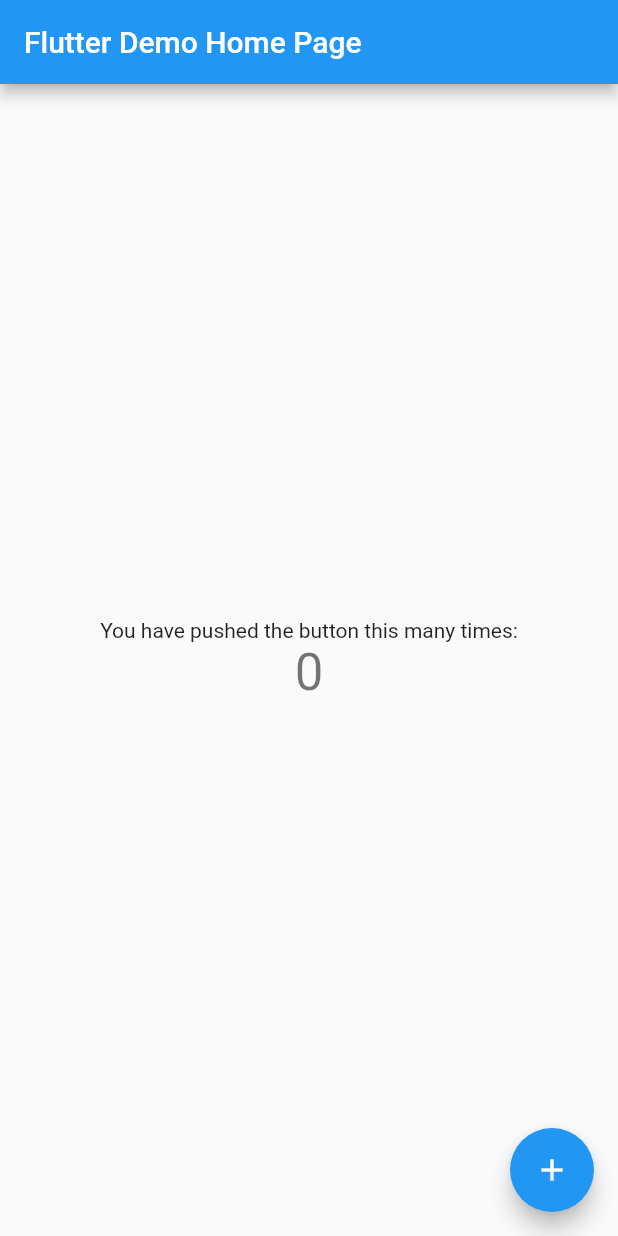
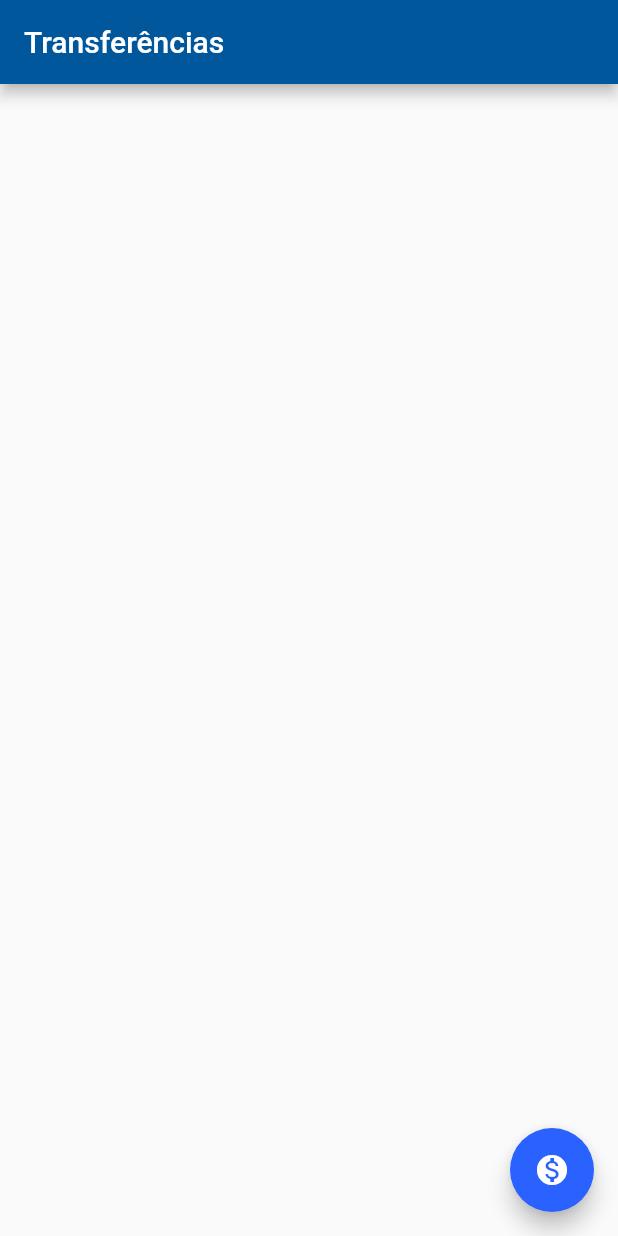
Before and after one commit to andrealoisio/primeiroappflutter, a Flutter app: the screen it shows after launch, on a phone screen of 412 x 824 dp. Run offline on Flutter 3.47's test engine with Material 2 defaults, Android fonts, the phone set to English and light mode, and no system bars.

```diff
--- a/lib/main.dart
+++ b/lib/main.dart
@@ -1,117 +1,21 @@
+import 'package:bytebank/screens/transferencia/lista.dart';
 import 'package:flutter/material.dart';
 
-void main() {
-  runApp(MyApp());
-}
+void main() => runApp(BytebankApp());
 
-class MyApp extends StatelessWidget {
-  // This widget is the root of your application.
+class BytebankApp extends StatelessWidget {
   @override
   Widget build(BuildContext context) {
     return MaterialApp(
-      title: 'Flutter Demo',
       theme: ThemeData(
-        // This is the theme of your application.
-        //
-        // Try running your application with "flutter run". You'll see the
-        // application has a blue toolbar. Then, without quitting the app, try
-        // changing the primarySwatch below to Colors.green and then invoke
-        // "hot reload" (press "r" in the console where you ran "flutter run",
-        // or simply save your changes to "hot reload" in a Flutter IDE).
-        // Notice that the counter didn't reset back to zero; the application
-        // is not restarted.
-        primarySwatch: Colors.blue,
-        // This makes the visual density adapt to the platform that you run
-        // the app on. For desktop platforms, the controls will be smaller and
-        // closer together (more dense) than on mobile platforms.
-        visualDensity: VisualDensity.adaptivePlatformDensity,
+        primaryColor: Colors.lightBlue[900],
+        accentColor: Colors.blueAccent[700],
+        buttonTheme: ButtonThemeData(
+          buttonColor: Colors.blue[900],
+          textTheme: ButtonTextTheme.primary
+        )
       ),
-      home: MyHomePage(title: 'Flutter Demo Home Page'),
+      home: ListaTransferencias(),
     );
   }
 }
-
-class MyHomePage extends StatefulWidget {
-  MyHomePage({Key key, this.title}) : super(key: key);
-
-  // This widget is the home page of your application. It is stateful, meaning
-  // that it has a State object (defined below) that contains fields that affect
-  // how it looks.
-
-  // This class is the configuration for the state. It holds the values (in this
-  // case the title) provided by the parent (in this case the App widget) and
-  // used by the build method of the State. Fields in a Widget subclass are
-  // always marked "final".
-
-  final String title;
-
-  @override
-  _MyHomePageState createState() => _MyHomePageState();
-}
-
-class _MyHomePageState extends State<MyHomePage> {
-  int _counter = 0;
-
-  void _incrementCounter() {
-    setState(() {
-      // This call to setState tells the Flutter framework that something has
-      // changed in this State, which causes it to rerun the build method below
-      // so that the display can reflect the updated values. If we changed
-      // _counter without calling setState(), then the build method would not be
-      // called again, and so nothing would appear to happen.
-      _counter++;
-    });
-  }
-
-  @override
-  Widget build(BuildContext context) {
-    // This method is rerun every time setState is called, for instance as done
-    // by the _incrementCounter method above.
-    //
-    // The Flutter framework has been optimized to make rerunning build methods
-    // fast, so that you can just rebuild anything that needs updating rather
-    // than having to individually change instances of widgets.
-    return Scaffold(
-      appBar: AppBar(
-        // Here we take the value from the MyHomePage object that was created by
-        // the App.build method, and use it to set our appbar title.
-        title: Text(widget.title),
-      ),
-      body: Center(
-        // Center is a layout widget. It takes a single child and positions it
-        // in the middle of the parent.
-        child: Column(
-          // Column is also a layout widget. It takes a list of children and
-          // arranges them vertically. By default, it sizes itself to fit its
-          // children horizontally, and tries to be as tall as its parent.
-          //
-          // Invoke "debug painting" (press "p" in the console, choose the
-          // "Toggle Debug Paint" action from the Flutter Inspector in Android
-          // Studio, or the "Toggle Debug Paint" command in Visual Studio Code)
-          // to see the wireframe for each widget.
-          //
-          // Column has various properties to control how it sizes itself and
-          // how it positions its children. Here we use mainAxisAlignment to
-          // center the children vertically; the main axis here is the vertical
-          // axis because Columns are vertical (the cross axis would be
-          // horizontal).
-          mainAxisAlignment: MainAxisAlignment.center,
-          children: <Widget>[
-            Text(
-              'You have pushed the button this many times:',
-            ),
-            Text(
-              '$_counter',
-              style: Theme.of(context).textTheme.headline4,
-            ),
-          ],
-        ),
-      ),
-      floatingActionButton: FloatingActionButton(
-        onPressed: _incrementCounter,
-        tooltip: 'Increment',
-        child: Icon(Icons.add),
-      ), // This trailing comma makes auto-formatting nicer for build methods.
-    );
-  }
-}
--- /dev/null
+++ b/lib/models/transferencia.dart
@@ -0,0 +1,11 @@
+class Transferencia {
+  final double valor;
+  final int numeroConta;
+
+  Transferencia(this.valor, this.numeroConta);
+
+  @override
+  String toString() {
+    return 'numeroConta: $numeroConta, valor: $valor';
+  }
+}
--- /dev/null
+++ b/lib/screens/transferencia/lista.dart
@@ -0,0 +1,94 @@
+import 'package:bytebank/models/transferencia.dart';
+import 'package:bytebank/screens/transferencia/formulario.dart';
+import 'package:flutter/material.dart';
+
+class ListaTransferencias extends StatefulWidget {
+  final List<Transferencia> _transferencias = List();
+
+  @override
+  State<StatefulWidget> createState() {
+    return ListaTransferenciasState();
+  }
+}
+
+class ListaTransferenciasState extends State<ListaTransferencias> {
+  @override
+  Widget build(BuildContext context) {
+    return Scaffold(
+        appBar: AppBar(
+          title: Text('Transferências'),
+        ),
+        body: ListView.builder(
+          itemCount: widget._transferencias.length,
+          itemBuilder: (context, indice) {
+            final transferencia = widget._transferencias[indice];
+            return ItemTransferencia(transferencia);
+          },
+        ),
+        floatingActionButton: Builder(
+          builder: (context) => FloatingActionButton(
+            onPressed: () {
+              final Future<Transferencia> future =
+                  Navigator.push(context, MaterialPageRoute(builder: (context) {
+                return FormularioTransferencia();
+              }));
+              future.then(
+                (transferencia) {
+                  debugPrint('Cheguei dentro do then');
+                  if (transferencia != null) {
+                    Future.delayed(Duration(seconds: 2), () {
+                      setState(() {
+                        widget._transferencias.add(transferencia);
+                      });
+                      Scaffold.of(context).showSnackBar(
+                          SnackBar(content: Text('Are you talkin\' to me?')));
+                    });
+                  }
+                },
+              );
+            },
+            child: Icon(Icons.monetization_on),
+          ),
+        )
+
+        /*FloatingActionButton(
+        onPressed: () {
+          final Future<Transferencia> future =
+              Navigator.push(context, MaterialPageRoute(builder: (context) {
+            return FormularioTransferencia();
+          }));
+          future.then((transferencia) {
+            debugPrint('Cheguei dentro do then');
+            if (transferencia != null) {
+              Future.delayed(Duration(seconds: 2), () {
+                setState(() {
+                  widget._transferencias.add(transferencia);
+                });
+                Scaffold.of(context).showSnackBar(
+                    SnackBar(content: Text('Are you talkin\' to me?')));
+              });
+            }
+          });
+        },
+        child: Icon(Icons.monetization_on),
+      ), */
+        );
+  }
+}
+
+class ItemTransferencia extends StatelessWidget {
+  final Transferencia _transferencia;
+
+  const ItemTransferencia(this._transferencia);
+
+  @override
+  Widget build(BuildContext context) {
+    return Card(
+      child: ListTile(
+        leading: Icon(Icons.monetization_on),
+        title: Text(_transferencia.valor.toString()),
+        subtitle: Text(_transferencia.numeroConta.toString()),
+      ),
+    );
+  }
+}
--- a/pubspec.yaml
+++ b/pubspec.yaml
@@ -1,4 +1,4 @@
-name: primeiroapp
+name: bytebank
 description: A new Flutter project.
 
 # The following line prevents the package from being accidentally published to
```
Also changed, not shown: lib/components/editor.dart (added, +26 -0 lines), lib/screens/transferencia/formulario.dart (added, +61 -0 lines), 9 other files.
